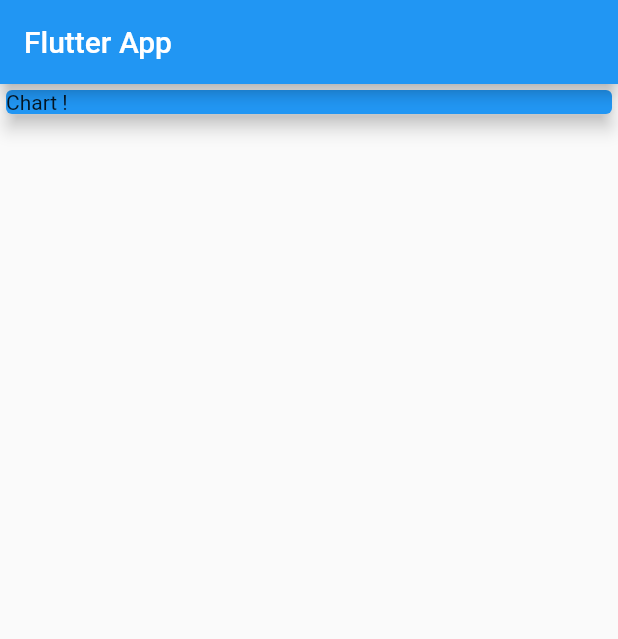
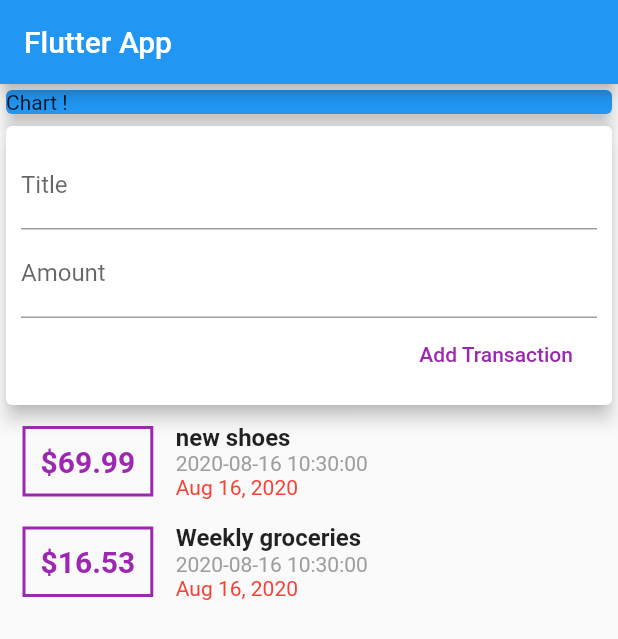
Before and after one commit to ericbingo0109/personal_expenses_app, a Flutter app: the screen it shows after launch, on a phone screen of 412 x 824 dp. Shown: the top 639 px of the screen. Run offline on Flutter 3.47's test engine with Material 2 defaults, Android fonts, the phone set to English and light mode, and no system bars.

Commit message:
should review 85~87

```diff
--- a/lib/main.dart
+++ b/lib/main.dart
@@ -1,7 +1,6 @@
 import 'package:flutter/material.dart';
-import 'widgets/new_transaction.dart';
 
-import './widgets/transaction_list.dart';
+import './widgets/user_transactions.dart';
 
 void main() => runApp(MyApp());
 
@@ -14,7 +13,7 @@ class MyApp extends StatelessWidget {
     );
   }
 }
-/**
+/*
  * 測驗六
  * How much height does a Column take by default?
  * 答案 All available vertical space on the screen
@@ -69,6 +68,7 @@ class MyHomePage extends StatelessWidget {
                 color: Colors.blue,
               ),
             ),
+            UserTransactions(),
             // NewTransaction(),
             // TransactionList()
             /*
--- a/lib/widgets/new_transaction.dart
+++ b/lib/widgets/new_transaction.dart
@@ -1,4 +1,5 @@
 import 'package:flutter/material.dart';
+import 'package:personal_expenses_app/widgets/user_transactions.dart';
 
 class NewTransaction extends StatelessWidget {
   /* 另一種抓取user input 為使用TextEditingController*/
--- a/lib/widgets/user_transactions.dart
+++ b/lib/widgets/user_transactions.dart
@@ -11,13 +11,29 @@ class UserTransactions extends StatefulWidget {
 class _UserTransactionsState extends State<UserTransactions> {
   final List<Transaction> _userTransactions = [
     Transaction(
-        id: 't1', title: 'new shoes', amount: 69.99, date: DateTime.now()),
+      id: 't1',
+      title: 'new shoes',
+      amount: 69.99,
+      date: DateTime.now(),
+    ),
     Transaction(
         id: 't2',
         title: 'Weekly groceries',
         amount: 16.53,
         date: DateTime.now()),
   ];
+  void _addNewTransaction(String txTitle, double txAmount) {
+    final newTx = Transaction(
+      id: DateTime.now().toString(),
+      title: txTitle,
+      amount: txAmount,
+      date: DateTime.now(),
+    );
+    setState(() {
+      _userTransactions.add(newTx);
+    });
+  }
+
   @override
   Widget build(BuildContext context) {
     return Column(
```
